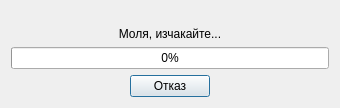
This is src/View/Widgets/UpdateDownloader.ui in thefinalcutbg/DinoDent as Qt 5 draws it before an edit. The edited form follows.
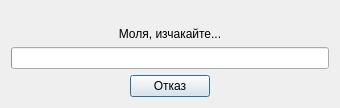
This is the edited form.

Commit message: user list refresh when changing db location

```diff
--- a/src/View/Widgets/UpdateDownloader.ui
+++ b/src/View/Widgets/UpdateDownloader.ui
@@ -45,6 +45,9 @@
      <property name="alignment">
       <set>Qt::AlignCenter</set>
      </property>
+     <property name="textVisible">
+      <bool>false</bool>
+     </property>
     </widget>
    </item>
    <item>
```
The commit also changes 1 other file.
